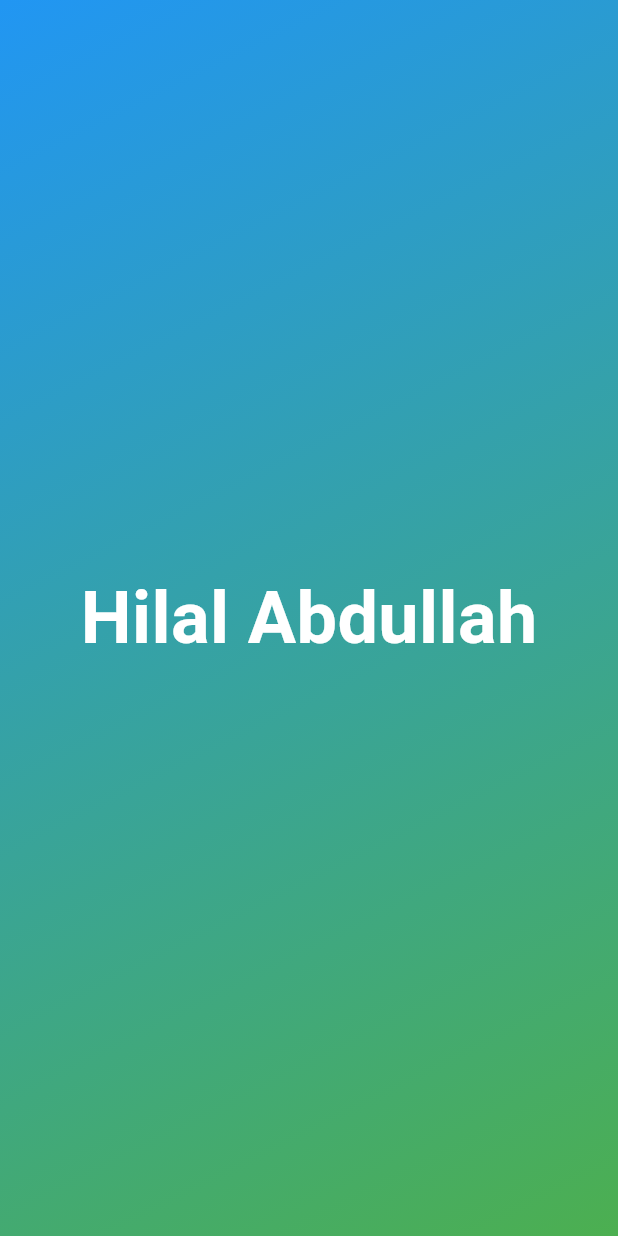
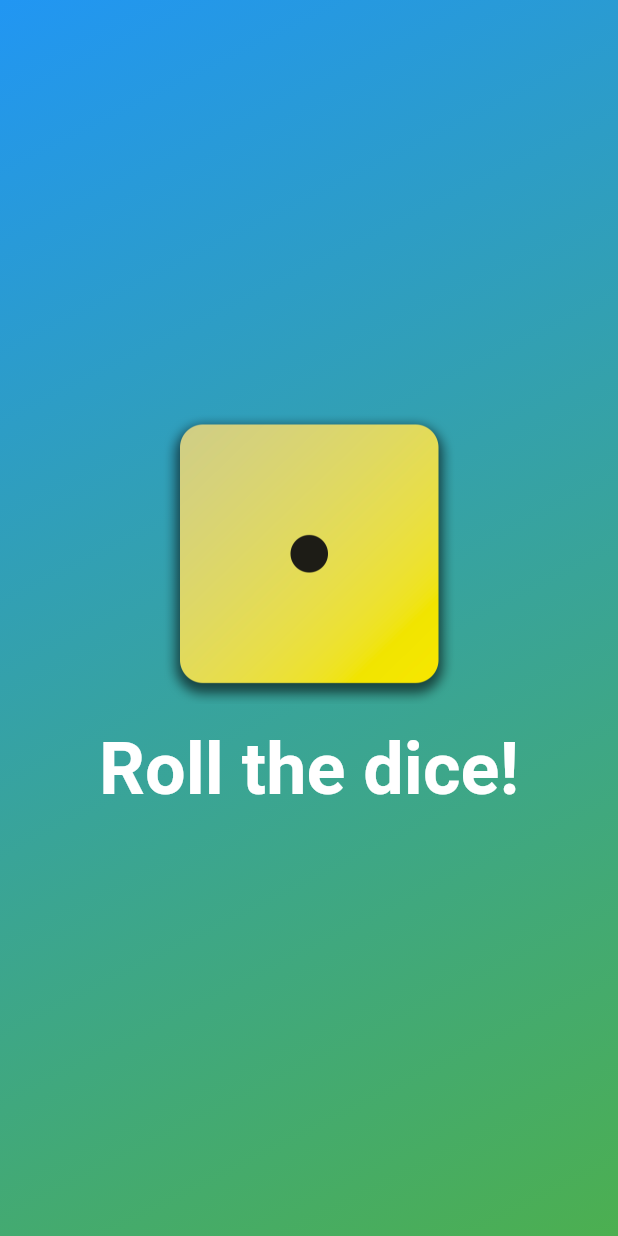
Before and after one commit to Nightray-HA/Flutter-learn, a Flutter app: the screen it shows after launch, on a phone screen of 412 x 824 dp. Run offline on Flutter 3.47's test engine with Material 3 defaults, Android fonts, the light colour scheme and no system bars.

Commit message:
add roller

```diff
--- /dev/null
+++ b/lib/dice_roller.dart
@@ -0,0 +1,48 @@
+import 'package:flutter/material.dart';
+import 'dart:math';
+
+final randomizer = Random();
+
+class DiceRoller extends StatefulWidget {
+  const DiceRoller({super.key});
+  @override
+  State<DiceRoller> createState() => _DiceRollerState();
+}
+
+class _DiceRollerState extends State<DiceRoller> {
+  var activeDice = 1;
+
+  void rollDice() {
+    setState(() {
+      activeDice = randomizer.nextInt(6) + 1;
+    });
+  }
+
+  @override
+  Widget build(BuildContext context) {
+    return Container(
+      decoration: const BoxDecoration(
+        gradient: LinearGradient(
+          begin: Alignment.topLeft,
+          end: Alignment.bottomRight,
+          colors: [Colors.blue, Colors.green],
+        ),
+      ),
+      child: Center(
+        child: Column(mainAxisSize: MainAxisSize.min, children: [
+          Image.asset('assets/images/dice-$activeDice.png', width: 200),
+          TextButton(
+              onPressed: rollDice,
+              style: TextButton.styleFrom(
+                  padding: const EdgeInsets.all(15.0),
+                  foregroundColor: Colors.white,
+                  textStyle: const TextStyle(
+                      fontSize: 48,
+                      fontWeight: FontWeight.bold,
+                      color: Colors.white)),
+              child: const Text('Roll the dice!')),
+        ]),
+      ),
+    );
+  }
+}
--- a/lib/gradient_container.dart
+++ b/lib/gradient_container.dart
@@ -1,5 +1,6 @@
 import 'package:flutter/material.dart';
-import 'package:bismillah_udemy/styled_text.dart';
+import 'package:bismillah_udemy/dice_roller.dart';
+// import 'package:bismillah_udemy/styled_text.dart';
 
 var startAlignment = Alignment.topLeft;
 var endAlignment = Alignment.bottomRight;
@@ -19,7 +20,7 @@ class GradientContainer extends StatelessWidget {
           colors: colors,
         ),
       ),
-      child: Center(child: StyledText('Hilal Abdullah')),
+      child: const DiceRoller(),
     );
   }
 }
--- a/lib/main.dart
+++ b/lib/main.dart
@@ -3,7 +3,7 @@ import 'package:bismillah_udemy/gradient_container.dart';
 
 void main() {
   runApp(
-    const MaterialApp(
+    MaterialApp(
       home: Scaffold(
         body: GradientContainer([Colors.blue, Colors.green]),
       ),
--- a/lib/styled_text.dart
+++ b/lib/styled_text.dart
@@ -1,8 +1,8 @@
 import 'package:flutter/material.dart';
 
 class StyledText extends StatelessWidget {
-  StyledText(this.outputText, {super.key});
-  String outputText;
+  const StyledText(this.outputText, {super.key});
+  final String outputText;
   @override
   Widget build(BuildContext context) {
     return Text(
--- a/pubspec.yaml
+++ b/pubspec.yaml
@@ -58,9 +58,8 @@ flutter:
   uses-material-design: true
 
   # To add assets to your application, add an assets section, like this:
-  # assets:
-  #   - images/a_dot_burr.jpeg
-  #   - images/a_dot_ham.jpeg
+  assets:
+    - assets/images/
 
   # An image asset can refer to one or more resolution-specific "variants", see
   # https://flutter.dev/assets-and-images/#resolution-aware.
```
